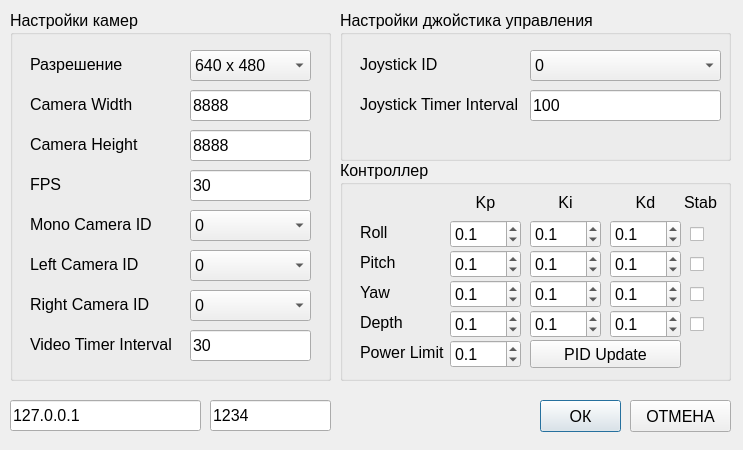
First picture: the form in SevROVWorkstation/settingswindow.ui, repository valabsoft/auv-chersonese, before the edit.
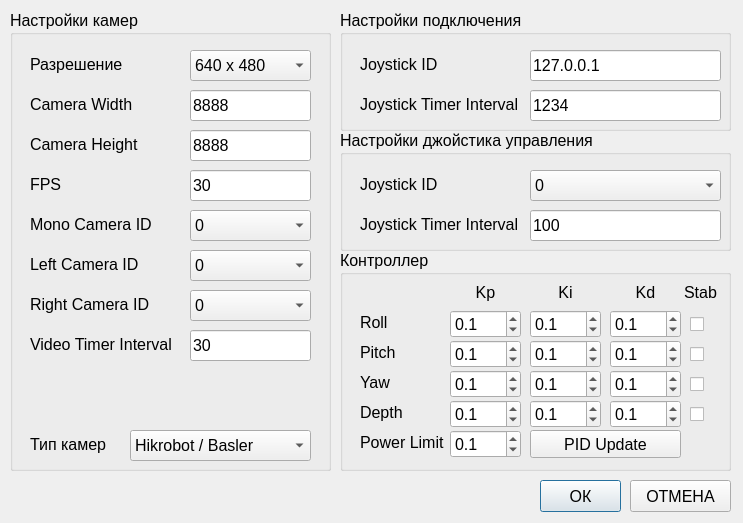
Second picture: the form after the edit.

Commit message: OW-39: Добавлена поддержка двух типов камер IP и WEB

The edit to the form file:
```diff
--- a/SevROVWorkstation/settingswindow.ui
+++ b/SevROVWorkstation/settingswindow.ui
@@ -7,7 +7,7 @@
     <x>0</x>
     <y>0</y>
     <width>743</width>
-    <height>450</height>
+    <height>523</height>
    </rect>
   </property>
   <property name="windowTitle">
@@ -17,7 +17,7 @@
    <property name="geometry">
     <rect>
      <x>540</x>
-     <y>400</y>
+     <y>480</y>
      <width>81</width>
      <height>32</height>
     </rect>
@@ -35,7 +35,7 @@
    <property name="geometry">
     <rect>
      <x>630</x>
-     <y>400</y>
+     <y>480</y>
      <width>101</width>
      <height>32</height>
     </rect>
@@ -55,7 +55,7 @@
      <x>10</x>
      <y>10</y>
      <width>321</width>
-     <height>371</height>
+     <height>461</height>
     </rect>
    </property>
    <property name="font">
@@ -452,14 +452,55 @@
      <set>Qt::AlignLeading|Qt::AlignLeft|Qt::AlignVCenter</set>
     </property>
    </widget>
+   <widget class="QLabel" name="lbCameraType">
+    <property name="geometry">
+     <rect>
+      <x>20</x>
+      <y>424</y>
+      <width>101</width>
+      <height>21</height>
+     </rect>
+    </property>
+    <property name="font">
+     <font>
+      <pointsize>12</pointsize>
+     </font>
+    </property>
+    <property name="text">
+     <string>Тип камер</string>
+    </property>
+    <property name="alignment">
+     <set>Qt::AlignLeading|Qt::AlignLeft|Qt::AlignVCenter</set>
+    </property>
+   </widget>
+   <widget class="QComboBox" name="cbCameraTypeID">
+    <property name="geometry">
+     <rect>
+      <x>120</x>
+      <y>420</y>
+      <width>181</width>
+      <height>31</height>
+     </rect>
+    </property>
+    <item>
+     <property name="text">
+      <string>Hikrobot / Basler</string>
+     </property>
+    </item>
+    <item>
+     <property name="text">
+      <string>WebCamera</string>
+     </property>
+    </item>
+   </widget>
   </widget>
   <widget class="QGroupBox" name="gbCameraSettings_2">
    <property name="geometry">
     <rect>
      <x>340</x>
-     <y>10</y>
+     <y>130</y>
      <width>391</width>
-     <height>151</height>
+     <height>121</height>
     </rect>
    </property>
    <property name="font">
@@ -552,7 +593,7 @@
    <property name="geometry">
     <rect>
      <x>340</x>
-     <y>160</y>
+     <y>250</y>
      <width>391</width>
      <height>221</height>
     </rect>
@@ -1091,13 +1132,13 @@
     </property>
    </widget>
   </widget>
-  <widget class="QLineEdit" name="lePort">
+  <widget class="QGroupBox" name="gbConnectionSettings">
    <property name="geometry">
     <rect>
-     <x>210</x>
-     <y>400</y>
-     <width>121</width>
-     <height>31</height>
+     <x>340</x>
+     <y>10</y>
+     <width>391</width>
+     <height>121</height>
     </rect>
    </property>
    <property name="font">
@@ -1105,27 +1146,84 @@
      <pointsize>12</pointsize>
     </font>
    </property>
-   <property name="text">
-    <string>1234</string>
+   <property name="title">
+    <string>Настройки подключения</string>
    </property>
-  </widget>
-  <widget class="QLineEdit" name="leIP">
-   <property name="geometry">
-    <rect>
-     <x>10</x>
-     <y>400</y>
-     <width>191</width>
-     <height>31</height>
-    </rect>
-   </property>
-   <property name="font">
-    <font>
-     <pointsize>12</pointsize>
-    </font>
-   </property>
-   <property name="text">
-    <string>127.0.0.1</string>
-   </property>
+   <widget class="QLabel" name="lbConnectionIP">
+    <property name="geometry">
+     <rect>
+      <x>20</x>
+      <y>44</y>
+      <width>150</width>
+      <height>21</height>
+     </rect>
+    </property>
+    <property name="font">
+     <font>
+      <pointsize>12</pointsize>
+     </font>
+    </property>
+    <property name="text">
+     <string>Joystick ID</string>
+    </property>
+   </widget>
+   <widget class="QLabel" name="lbConnectionPort">
+    <property name="geometry">
+     <rect>
+      <x>20</x>
+      <y>84</y>
+      <width>161</width>
+      <height>21</height>
+     </rect>
+    </property>
+    <property name="font">
+     <font>
+      <pointsize>12</pointsize>
+     </font>
+    </property>
+    <property name="text">
+     <string>Joystick Timer Interval</string>
+    </property>
+    <property name="alignment">
+     <set>Qt::AlignLeading|Qt::AlignLeft|Qt::AlignVCenter</set>
+    </property>
+   </widget>
+   <widget class="QLineEdit" name="leIP">
+    <property name="geometry">
+     <rect>
+      <x>190</x>
+      <y>40</y>
+      <width>191</width>
+      <height>31</height>
+     </rect>
+    </property>
+    <property name="font">
+     <font>
+      <pointsize>12</pointsize>
+     </font>
+    </property>
+    <property name="text">
+     <string>127.0.0.1</string>
+    </property>
+   </widget>
+   <widget class="QLineEdit" name="lePort">
+    <property name="geometry">
+     <rect>
+      <x>190</x>
+      <y>80</y>
+      <width>191</width>
+      <height>31</height>
+     </rect>
+    </property>
+    <property name="font">
+     <font>
+      <pointsize>12</pointsize>
+     </font>
+    </property>
+    <property name="text">
+     <string>1234</string>
+    </property>
+   </widget>
   </widget>
  </widget>
  <resources/>
```
Left out of the diff: 35 changed lines with no effect on the pictures. The commit also changes 5 other files.
